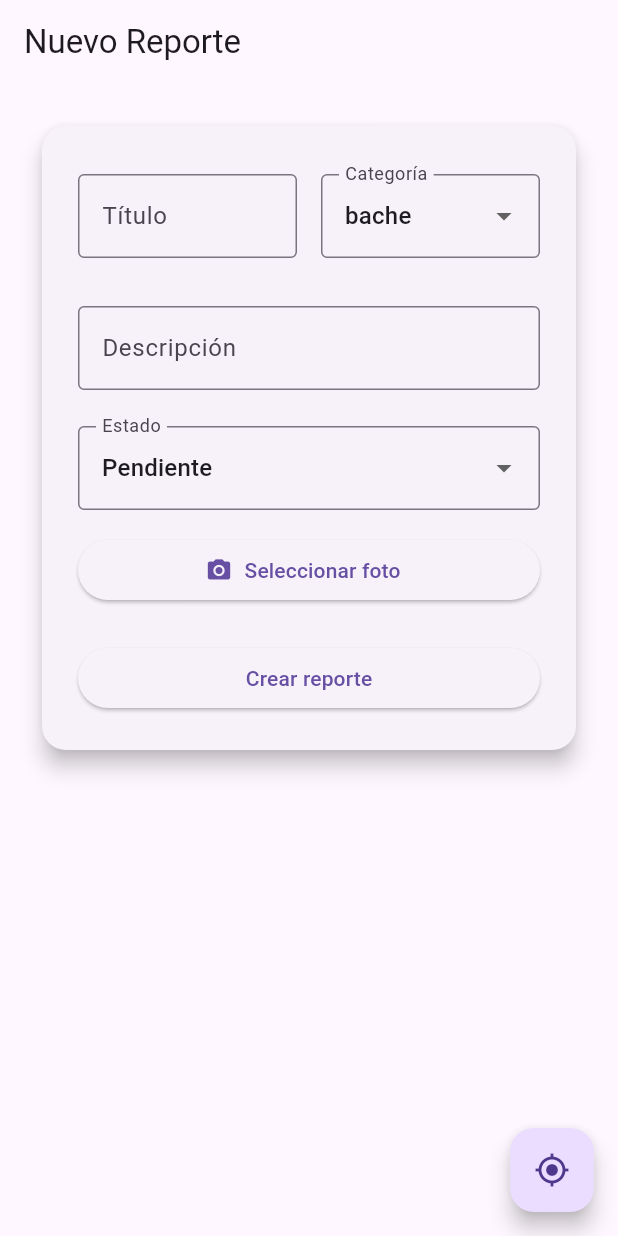
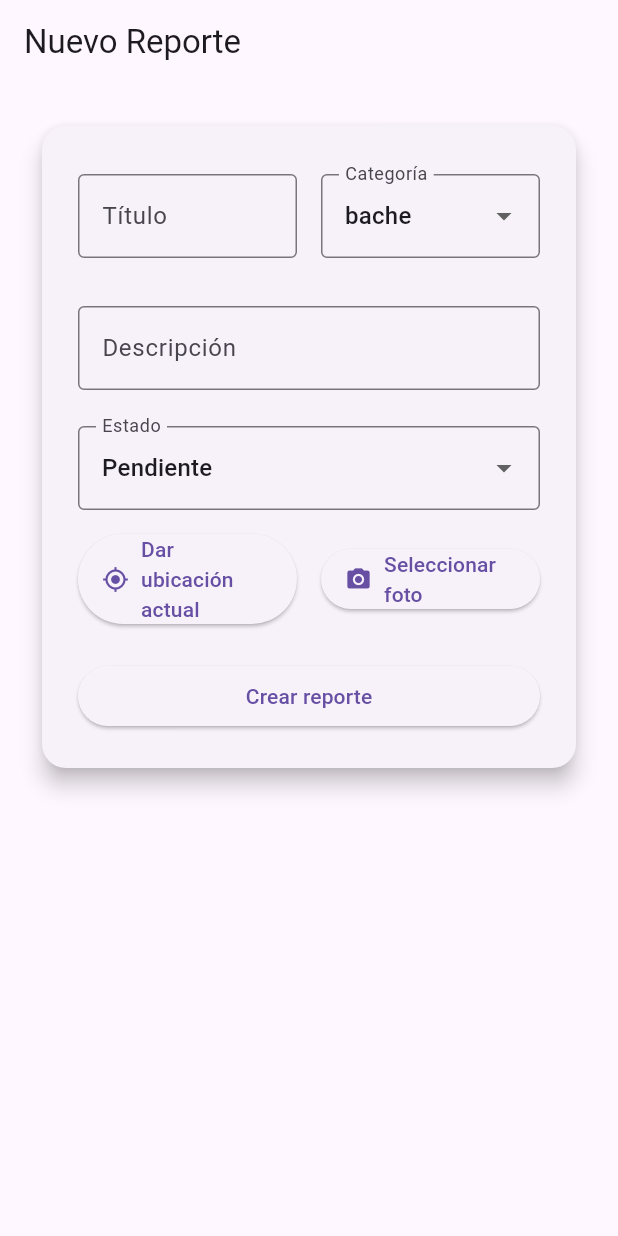
Before and after one commit to RichardPadilla07/prueba3richardpadillaurbanreport, a Flutter app: the CreateReportPage screen opened by its route, on a phone screen of 412 x 824 dp. Run offline on Flutter 3.47's test engine with Material 3 defaults, Android fonts, the light colour scheme and no system bars; our stand-ins replace flutter_map, geolocator, go_router, image_picker, latlong2, permission_handler and 1 more; accounts and stored records are empty.

Commit message:
veamos si ya esta

```diff
--- a/lib/modules/reports/create_report_page.dart
+++ b/lib/modules/reports/create_report_page.dart
@@ -271,6 +271,14 @@ class _CreateReportPageState extends State<CreateReportPage> {
                     children: [
                       Expanded(
                         child: ElevatedButton.icon(
+                          onPressed: _getCurrentLocation,
+                          icon: const Icon(Icons.my_location),
+                          label: const Text('Dar ubicación actual'),
+                        ),
+                      ),
+                      const SizedBox(width: 16),
+                      Expanded(
+                        child: ElevatedButton.icon(
                           onPressed: _pickImage,
                           icon: const Icon(Icons.photo_camera),
                           label: Text(_fotoUrl == null ? 'Seleccionar foto' : 'Foto seleccionada'),
@@ -308,15 +316,7 @@ class _CreateReportPageState extends State<CreateReportPage> {
           ),
         ),
       ),
-      floatingActionButton: FloatingActionButton(
-        onPressed: _getCurrentLocation,
-        child: _loadingLocation
-            ? const CircularProgressIndicator(
-                color: Colors.white,
-                strokeWidth: 2,
-              )
-            : const Icon(Icons.my_location),
-      ),
+      // Sin botón flotante de ubicación aquí
     );
   }
 }
--- a/pubspec.yaml
+++ b/pubspec.yaml
@@ -38,6 +38,7 @@ dependencies:
   geolocator: ^11.0.0
   image_picker: ^1.0.7
   cupertino_icons: ^1.0.8
+  permission_handler: ^12.0.1
 
 dev_dependencies:
   flutter_test:
```
Also changed, not shown: lib/core/utils/image_helper.dart (+7 -8 lines), pubspec.lock, 2 other files.
